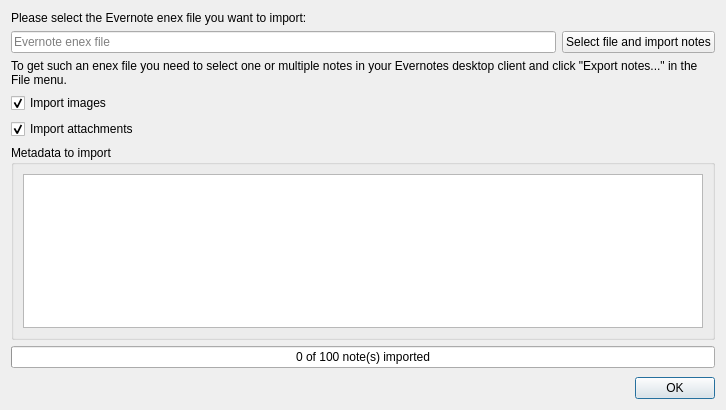
Before: the Qt Designer form src/dialogs/evernoteimportdialog.ui in pbek/QOwnNotes, drawn with Qt 5.
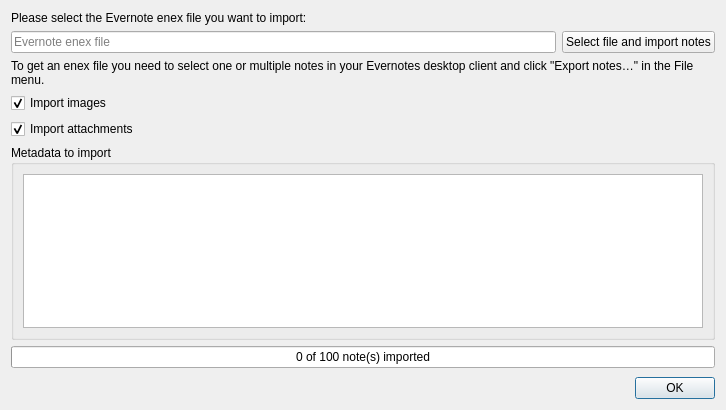
After: the same form once the commit is applied. Icons and pictures are not drawn.

```diff
--- a/src/dialogs/evernoteimportdialog.ui
+++ b/src/dialogs/evernoteimportdialog.ui
@@ -17,7 +17,7 @@
    <item row="2" column="0" colspan="2">
     <widget class="QLabel" name="label_3">
      <property name="text">
-      <string>To get such an enex file you need to select one or multiple notes in your Evernotes desktop client and click &quot;Export notes...&quot; in the File menu.</string>
+      <string>To get an enex file you need to select one or multiple notes in your Evernotes desktop client and click &quot;Export notes…&quot; in the File menu.</string>
      </property>
      <property name="wordWrap">
       <bool>true</bool>
```
Left out of the diff: 5 changed lines with no effect on the pictures.
